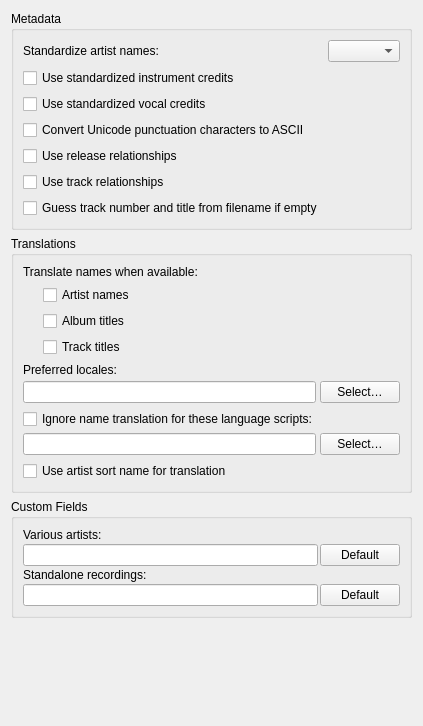
Qt form ui/options_metadata.ui (metabrainz/picard) before a commit.
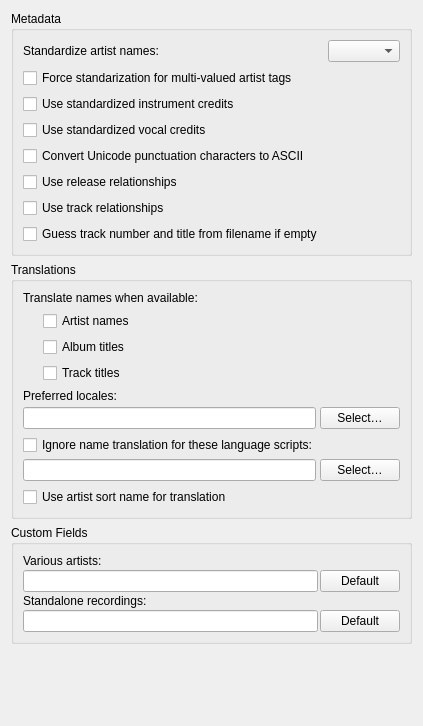
The same form after that commit.

Commit message: Allow to force standarization of multivalued tags

Diff of the .ui file:
```diff
--- a/ui/options_metadata.ui
+++ b/ui/options_metadata.ui
@@ -53,6 +53,13 @@
         </item>
        </layout>
       </item>
+      <item>
+       <widget class="QCheckBox" name="force_standardize_multivalue_artist">
+        <property name="text">
+         <string>Force standarization for multi-valued artist tags</string>
+        </property>
+       </widget>
+      </item>
       <item>
        <widget class="QCheckBox" name="standardize_instruments">
         <property name="text">
```
The commit also changes 4 other files.
